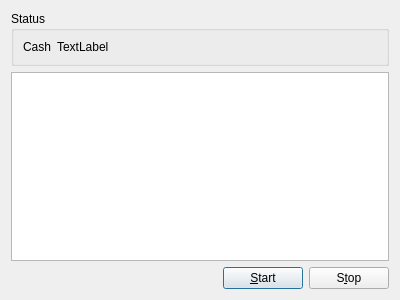
The window that source/casinodialog.ui (martin-kudlicka/roulette-bot) describes before a commit, drawn with Qt 5.
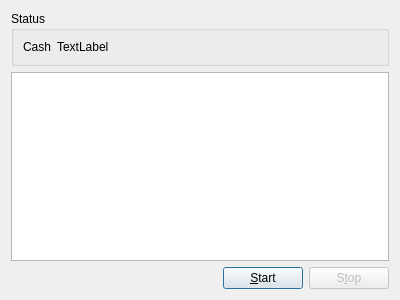
The same window after the commit.

Commit message: + start / stop casino playing according to casino game active

What changed in the file:
```diff
--- a/source/casinodialog.ui
+++ b/source/casinodialog.ui
@@ -68,6 +68,9 @@
      </item>
      <item>
       <widget class="QPushButton" name="qpbStop">
+       <property name="enabled">
+        <bool>false</bool>
+       </property>
        <property name="text">
         <string>S&amp;top</string>
        </property>
```
The commit also changes 2 other files.
